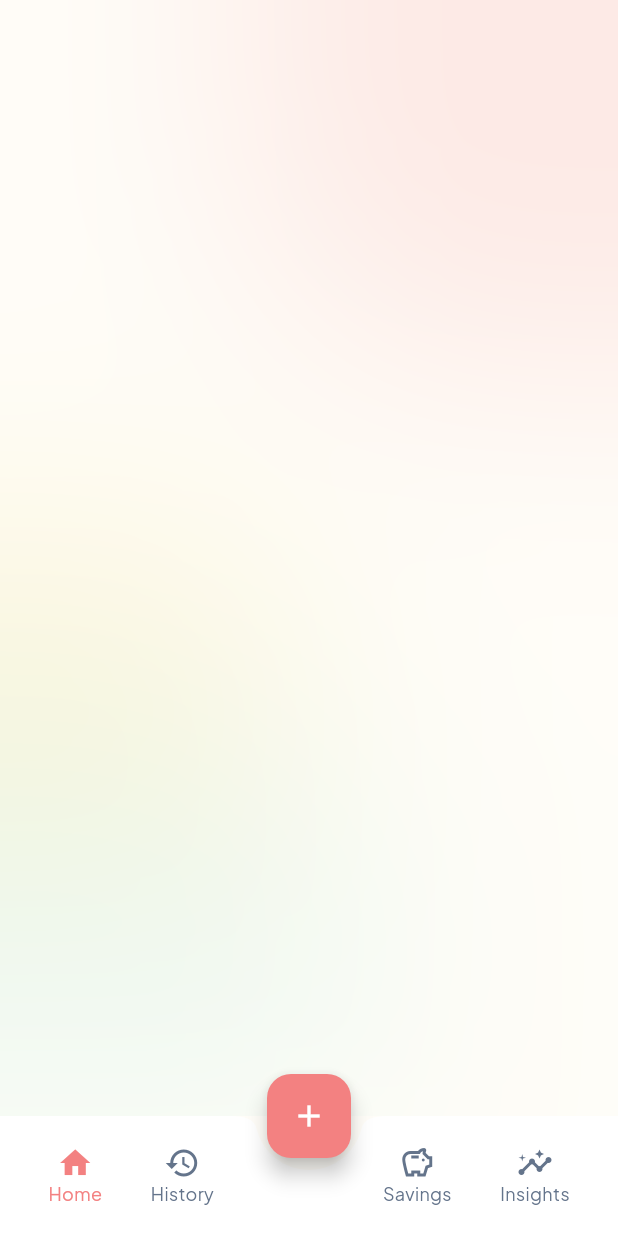
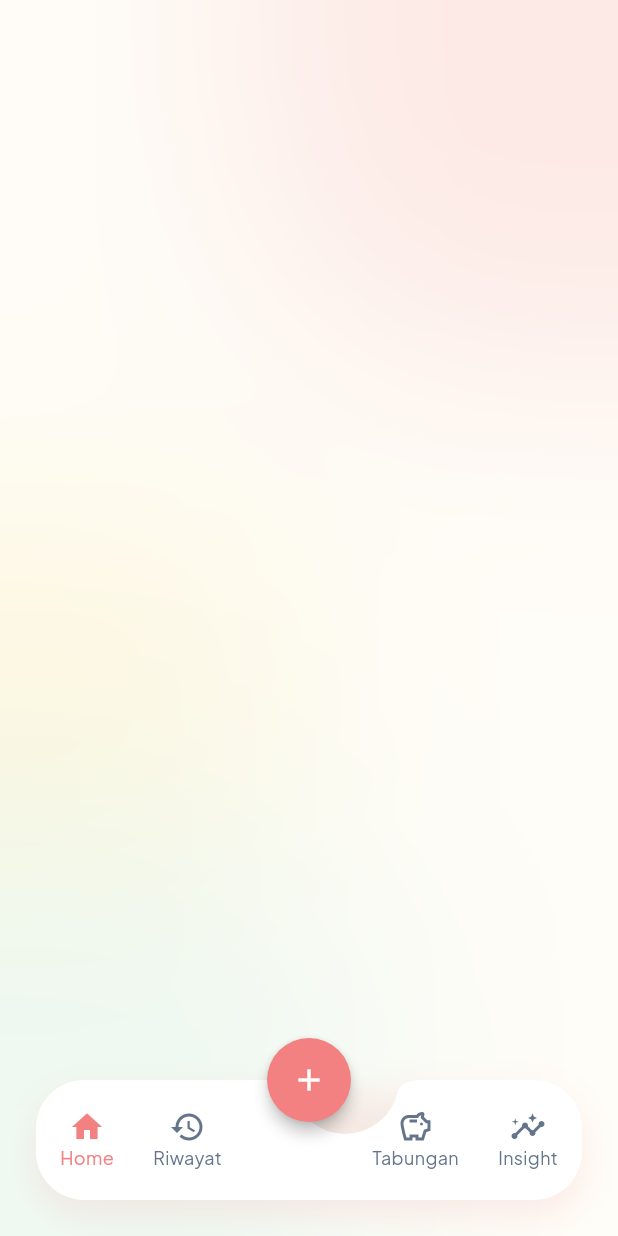
Before and after one commit to elfnc/sakuin, a Flutter app: the MainNavigationScreen screen opened directly with empty values, on a phone screen of 412 x 824 dp. Run offline on Flutter 3.47's test engine with Material 3 defaults, Android fonts, the phone set to English and light mode, and no system bars; our stand-ins replace drift, flutter_riverpod, go_router, google_fonts, riverpod_annotation; accounts and stored records are empty; generated files the repository leaves out were written again.

Commit message:
Make bottom nav floating rounded and FAB circular

```diff
--- a/lib/features/navigation/presentation/screens/main_navigation_screen.dart
+++ b/lib/features/navigation/presentation/screens/main_navigation_screen.dart
@@ -98,6 +98,7 @@ class MainNavigationScreen extends StatelessWidget {
     final currentIndex = _calculateSelectedIndex(context);
 
     return Scaffold(
+      extendBody: true,
       body: Stack(
         children: [
           const AppBackground(),
@@ -107,49 +108,47 @@ class MainNavigationScreen extends StatelessWidget {
       floatingActionButton: FloatingActionButton(
         onPressed: () => _showQuickActions(context),
         backgroundColor: AppColors.primary,
+        shape: const CircleBorder(),
+        elevation: 4,
         child: const Icon(Icons.add, color: AppColors.surface),
       ),
       floatingActionButtonLocation: FloatingActionButtonLocation.centerDocked,
-      bottomNavigationBar: BottomAppBar(
+      bottomNavigationBar: SafeArea(
+        child: Container(
+          margin: const EdgeInsets.fromLTRB(24, 0, 24, 24),
+          decoration: BoxDecoration(
+            borderRadius: BorderRadius.circular(32),
+            boxShadow: [
+              BoxShadow(
+                color: AppColors.primary.withValues(alpha: 0.15),
+                blurRadius: 20,
+                offset: const Offset(0, 10),
+              ),
+            ],
+          ),
+          child: ClipRRect(
+            borderRadius: BorderRadius.circular(32),
+            child: BottomAppBar(
+              elevation: 0,
+              padding: const EdgeInsets.symmetric(horizontal: 16),
+              color: AppColors.surface,
               shape: const CircularNotchedRectangle(),
               notchMargin: 8.0,
+              child: SizedBox(
+              height: 64,
               child: Row(
-          mainAxisAlignment: MainAxisAlignment.spaceAround,
+                mainAxisAlignment: MainAxisAlignment.spaceBetween,
                 children: [
-            _buildNavItem(
-              context,
-              icon: Icons.home_outlined,
-              activeIcon: Icons.home,
-              label: 'Home',
-              index: 0,
-              currentIndex: currentIndex,
+                  _buildNavItem(context, icon: Icons.home_outlined, activeIcon: Icons.home, label: 'Home', index: 0, currentIndex: currentIndex),
+                  _buildNavItem(context, icon: Icons.history_outlined, activeIcon: Icons.history, label: 'Riwayat', index: 1, currentIndex: currentIndex),
+                  const SizedBox(width: 48), // Space for FAB
+                  _buildNavItem(context, icon: Icons.savings_outlined, activeIcon: Icons.savings, label: 'Tabungan', index: 2, currentIndex: currentIndex),
+                  _buildNavItem(context, icon: Icons.insights_outlined, activeIcon: Icons.insights, label: 'Insight', index: 3, currentIndex: currentIndex),
+                ],
               ),
-            _buildNavItem(
-              context,
-              icon: Icons.history_outlined,
-              activeIcon: Icons.history,
-              label: 'History',
-              index: 1,
-              currentIndex: currentIndex,
             ),
-            const SizedBox(width: 48), // Space for FAB
-            _buildNavItem(
-              context,
-              icon: Icons.savings_outlined,
-              activeIcon: Icons.savings,
-              label: 'Savings',
-              index: 2,
-              currentIndex: currentIndex,
           ),
-            _buildNavItem(
-              context,
-              icon: Icons.insights_outlined,
-              activeIcon: Icons.insights,
-              label: 'Insights',
-              index: 3,
-              currentIndex: currentIndex,
         ),
-          ],
       ),
       ),
     );
```
Lines whose indentation alone changed are shown as unchanged.
